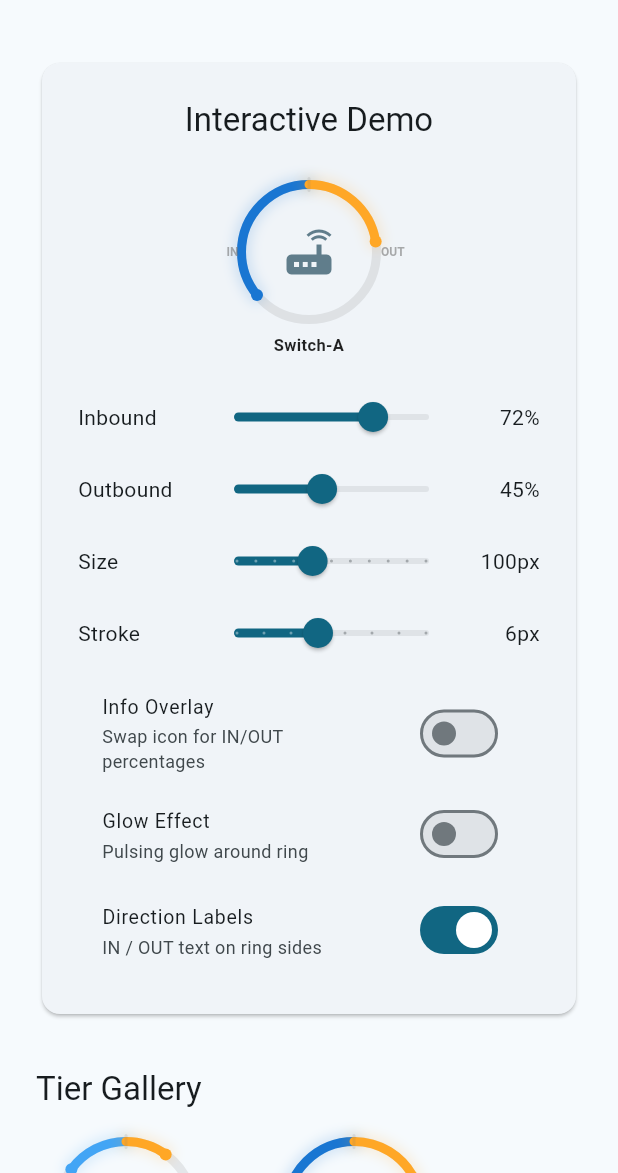
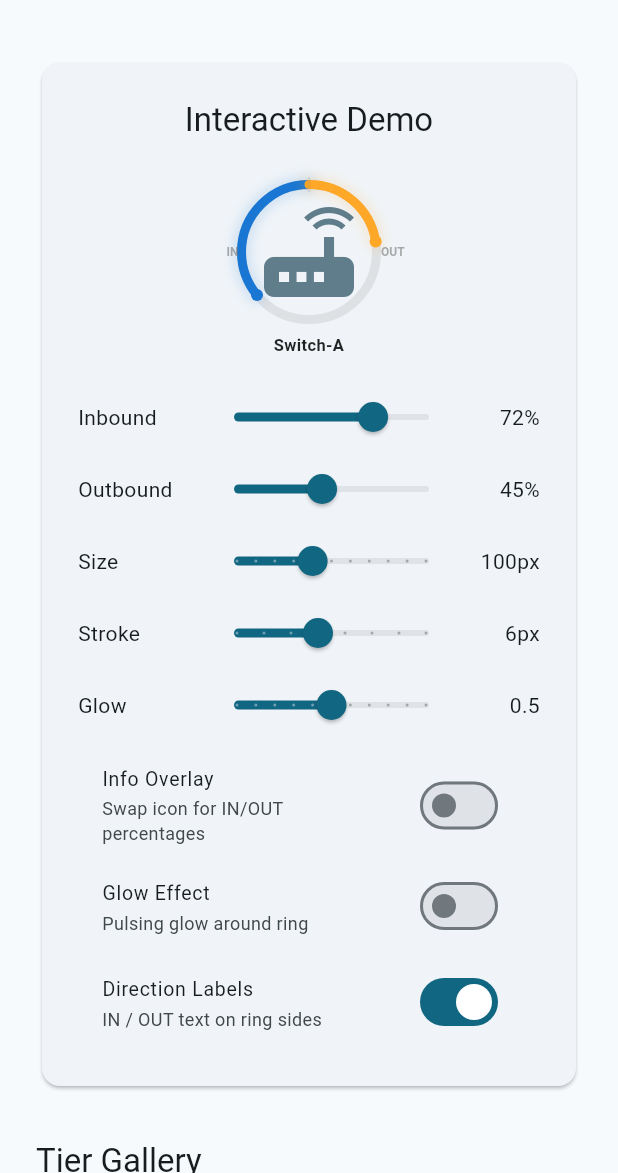
Before and after one commit to lianghualin/flutter_device_ring, a Flutter app: the screen it shows after launch, on a phone screen of 412 x 824 dp, the part 63-1236 px from its top. Run offline on Flutter 3.47's test engine with Material 3 defaults, Android fonts, the phone set to English and light mode, and no system bars.

Commit message:
Fix child overflow and add glowIntensity parameter (v0.1.1)
- Constrain child widget inside ring arcs using FittedBox so images/SVGs
  no longer cover the ring
- Add glowIntensity parameter (0.0–1.0) for controlling outer halo prominence
- Update example app with glow intensity slider
- Add README sections for custom images and glow intensity
- Add MIT license

Co-Authored-By: Claude Opus 4.6 (1M context) <noreply@anthropic.com>

```diff
--- a/example/lib/main.dart
+++ b/example/lib/main.dart
@@ -37,6 +37,7 @@ class _DemoPageState extends State<DemoPage> {
   bool _showLabels = true;
   double _ringSize = 100;
   double _strokeWidth = 6.0;
+  double _glowIntensity = 0.5;
 
   @override
   Widget build(BuildContext context) {
@@ -70,6 +71,7 @@ class _DemoPageState extends State<DemoPage> {
                       theme: theme,
                       showInfo: _showInfo,
                       showGlow: _showGlow,
+                      glowIntensity: _glowIntensity,
                       label: 'Switch-A',
                       child: Icon(
                         Icons.router,
@@ -107,6 +109,13 @@ class _DemoPageState extends State<DemoPage> {
                       divisions: 7,
                       displayValue: '${_strokeWidth.round()}px',
                       onChanged: (v) => setState(() => _strokeWidth = v),
+                    ),
+                    _SliderRow(
+                      label: 'Glow',
+                      value: _glowIntensity,
+                      divisions: 10,
+                      displayValue: _glowIntensity.toStringAsFixed(1),
+                      onChanged: (v) => setState(() => _glowIntensity = v),
                     ),
                     const SizedBox(height: 8),
 
--- a/lib/src/device_ring.dart
+++ b/lib/src/device_ring.dart
@@ -45,6 +45,10 @@ class DeviceRing extends StatefulWidget {
   /// Whether to show a glow effect around the ring.
   final bool showGlow;
 
+  /// Glow intensity multiplier from 0.0 (subtle) to 1.0 (prominent).
+  /// Only applies when [showGlow] is true.
+  final double glowIntensity;
+
   /// Optional label displayed below the ring.
   final String? label;
 
@@ -61,6 +65,7 @@ class DeviceRing extends StatefulWidget {
     this.animationDuration = const Duration(milliseconds: 600),
     this.showInfo = false,
     this.showGlow = false,
+    this.glowIntensity = 0.5,
     this.label,
     this.labelStyle,
   });
@@ -157,8 +162,11 @@ class _DeviceRingState extends State<DeviceRing>
           final glowColor = widget.inbound >= widget.outbound
               ? widget.theme.inboundColorForTier(glowTier)
               : widget.theme.outboundColorForTier(glowTier);
-          final glowAlpha = 0.12 + 0.28 * _glowController.value;
-          final glowSpread = 3.0 + 5.0 * _glowController.value;
+          final intensity = widget.glowIntensity.clamp(0.0, 1.0);
+          final glowAlpha =
+              (0.12 + 0.28 * _glowController.value) * (0.4 + intensity * 1.2);
+          final glowSpread =
+              (3.0 + 5.0 * _glowController.value) * (0.5 + intensity);
           shadows.add(BoxShadow(
             color: glowColor.withValues(alpha: glowAlpha),
             blurRadius: glowSpread * 2,
@@ -179,7 +187,14 @@ class _DeviceRingState extends State<DeviceRing>
                   shape: BoxShape.circle,
                   boxShadow: shadows.isNotEmpty ? shadows : null,
                 ),
-                child: CustomPaint(
+                child: Builder(builder: (context) {
+                  // Constrain the child to fit inside the ring arcs.
+                  // The ring is inset by strokeWidth on each side plus a
+                  // gap for the arc glow, so the child must be smaller.
+                  final childMaxSize =
+                      widget.size - (widget.theme.strokeWidth * 2) - 8;
+
+                  return CustomPaint(
                     painter: _HalfAndHalfPainter(
                       inbound: _inAnimation.value,
                       outbound: _outAnimation.value,
@@ -191,20 +206,35 @@ class _DeviceRingState extends State<DeviceRing>
                         switchInCurve: Curves.easeOut,
                         switchOutCurve: Curves.easeIn,
                         child: widget.showInfo
-                          ? _DualInfoOverlay(
+                            ? SizedBox(
                                 key: const ValueKey('info'),
+                                width: childMaxSize,
+                                height: childMaxSize,
+                                child: FittedBox(
+                                  fit: BoxFit.scaleDown,
+                                  child: _DualInfoOverlay(
                                     inbound: widget.inbound,
                                     outbound: widget.outbound,
                                     theme: widget.theme,
                                     size: widget.size,
+                                  ),
+                                ),
                               )
                             : SizedBox(
                                 key: const ValueKey('child'),
+                                width: childMaxSize,
+                                height: childMaxSize,
+                                child: widget.child != null
+                                    ? FittedBox(
+                                        fit: BoxFit.contain,
                                         child: widget.child,
+                                      )
+                                    : null,
                               ),
                       ),
                     ),
-                ),
+                  );
+                }),
               ),
               if (widget.label != null)
                 Padding(
@@ -241,7 +271,6 @@ class _DualInfoOverlay extends StatelessWidget {
   final double size;
 
   const _DualInfoOverlay({
-    super.key,
     required this.inbound,
     required this.outbound,
     required this.theme,
--- a/pubspec.yaml
+++ b/pubspec.yaml
@@ -1,6 +1,6 @@
 name: flutter_device_ring
 description: A customizable traffic utilization ring gauge widget for Flutter. Displays network utilization with animated arcs, tier colors, and smooth state transitions.
-version: 0.1.0
+version: 0.1.1
 homepage: https://github.com/lianghualin/flutter_device_ring
 repository: https://github.com/lianghualin/flutter_device_ring
 issue_tracker: https://github.com/lianghualin/flutter_device_ring/issues
```
Also changed, not shown: 4 other files. Lines whose indentation alone changed are shown as unchanged.
